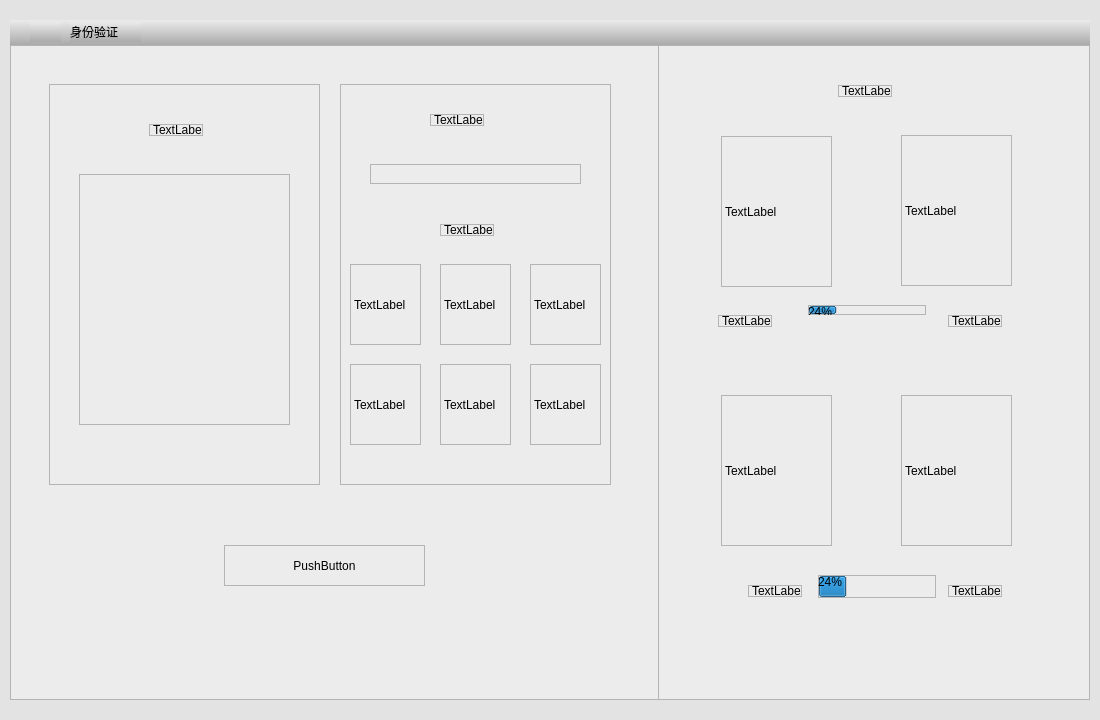
Old version of the form UIModule/faceidentitydiscern.ui in the repository zhangjianscc/ZMClient.
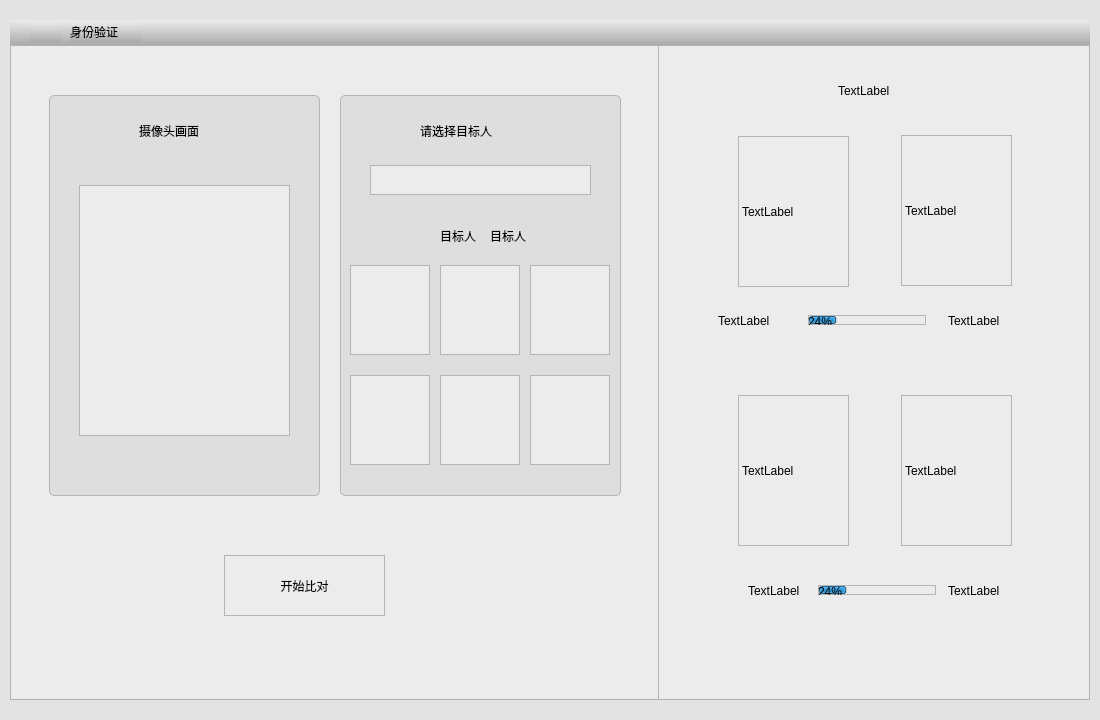
New version of the form. Icons and pictures are not drawn.

```diff
--- a/UIModule/faceidentitydiscern.ui
+++ b/UIModule/faceidentitydiscern.ui
@@ -133,26 +133,38 @@
            <height>655</height>
           </rect>
          </property>
+         <property name="styleSheet">
+          <string notr="true">background:rgb(236,236,236)</string>
+         </property>
          <widget class="QWidget" name="widget_6" native="true">
           <property name="geometry">
            <rect>
             <x>39</x>
-            <y>39</y>
+            <y>50</y>
             <width>271</width>
             <height>401</height>
            </rect>
           </property>
+          <property name="styleSheet">
+           <string notr="true">border:1px solid rgb(180,180,180);
+border-radius:5px;
+background-color:rgb(222,222,222)</string>
+          </property>
           <widget class="QLabel" name="label_3">
            <property name="geometry">
             <rect>
-             <x>100</x>
-             <y>40</y>
-             <width>54</width>
-             <height>12</height>
+             <x>90</x>
+             <y>20</y>
+             <width>101</width>
+             <height>31</height>
             </rect>
            </property>
+           <property name="styleSheet">
+            <string notr="true">border:none;
+font: 14pt &quot;黑体&quot;;</string>
+           </property>
            <property name="text">
-            <string>TextLabel</string>
+            <string>摄像头画面</string>
            </property>
           </widget>
           <widget class="QLabel" name="label_4">
@@ -164,6 +176,10 @@
              <height>251</height>
             </rect>
            </property>
+           <property name="styleSheet">
+            <string notr="true">border-radius:0px;
+background-color: rgb(236, 236, 236);</string>
+           </property>
            <property name="text">
             <string/>
            </property>
@@ -173,84 +189,113 @@
           <property name="geometry">
            <rect>
             <x>330</x>
-            <y>39</y>
-            <width>271</width>
+            <y>50</y>
+            <width>281</width>
             <height>401</height>
            </rect>
           </property>
+          <property name="styleSheet">
+           <string notr="true">border:1px solid rgb(180,180,180);
+border-radius:5px;
+background-color:rgb(222,222,222)</string>
+          </property>
           <widget class="QLabel" name="label_5">
            <property name="geometry">
             <rect>
-             <x>90</x>
-             <y>30</y>
-             <width>54</width>
-             <height>12</height>
+             <x>80</x>
+             <y>20</y>
+             <width>121</width>
+             <height>31</height>
             </rect>
            </property>
+           <property name="styleSheet">
+            <string notr="true">border:none;
+font: 14pt &quot;黑体&quot;;</string>
+           </property>
            <property name="text">
-            <string>TextLabel</string>
+            <string>请选择目标人</string>
            </property>
           </widget>
           <widget class="QLineEdit" name="lineEdit">
            <property name="geometry">
             <rect>
              <x>30</x>
-             <y>80</y>
-             <width>211</width>
-             <height>20</height>
+             <y>70</y>
+             <width>221</width>
+             <height>30</height>
             </rect>
            </property>
+           <property name="styleSheet">
+            <string notr="true">border-radius:0px;
+background-color: rgb(236, 236, 236);</string>
+           </property>
           </widget>
           <widget class="QLabel" name="label_6">
            <property name="geometry">
             <rect>
              <x>100</x>
-             <y>140</y>
-             <width>54</width>
-             <height>12</height>
+             <y>130</y>
+             <width>51</width>
+             <height>21</height>
             </rect>
            </property>
+           <property name="styleSheet">
+            <string notr="true">border:none;
+font: 11pt &quot;黑体&quot;;</string>
+           </property>
            <property name="text">
-            <string>TextLabel</string>
+            <string>目标人</string>
            </property>
           </widget>
           <widget class="QLabel" name="label_7">
            <property name="geometry">
             <rect>
              <x>10</x>
-             <y>180</y>
-             <width>71</width>
-             <height>81</height>
+             <y>170</y>
+             <width>80</width>
+             <height>90</height>
             </rect>
            </property>
+           <property name="styleSheet">
+            <string notr="true">border-radius:0px;
+background-color: rgb(236, 236, 236);</string>
+           </property>
            <property name="text">
-            <string>TextLabel</string>
+            <string/>
            </property>
           </widget>
           <widget class="QLabel" name="label_8">
            <property name="geometry">
             <rect>
              <x>100</x>
-             <y>180</y>
-             <width>71</width>
-             <height>81</height>
+             <y>170</y>
+             <width>80</width>
+             <height>90</height>
             </rect>
            </property>
+           <property name="styleSheet">
+            <string notr="true">border-radius:0px;
+background-color: rgb(236, 236, 236);</string>
+           </property>
            <property name="text">
-            <string>TextLabel</string>
+            <string/>
            </property>
           </widget>
           <widget class="QLabel" name="label_9">
            <property name="geometry">
             <rect>
              <x>190</x>
-             <y>180</y>
-             <width>71</width>
-             <height>81</height>
+             <y>170</y>
+             <width>80</width>
+             <height>90</height>
             </rect>
            </property>
+           <property name="styleSheet">
+            <string notr="true">border-radius:0px;
+background-color: rgb(236, 236, 236);</string>
+           </property>
            <property name="text">
-            <string>TextLabel</string>
+            <string/>
            </property>
           </widget>
           <widget class="QLabel" name="label_10">
@@ -258,12 +303,16 @@
             <rect>
              <x>10</x>
              <y>280</y>
-             <width>71</width>
-             <height>81</height>
+             <width>80</width>
+             <height>90</height>
             </rect>
            </property>
+           <property name="styleSheet">
+            <string notr="true">border-radius:0px;
+background-color: rgb(236, 236, 236);</string>
+           </property>
            <property name="text">
-            <string>TextLabel</string>
+            <string/>
            </property>
           </widget>
           <widget class="QLabel" name="label_11">
@@ -271,12 +320,16 @@
             <rect>
              <x>100</x>
              <y>280</y>
-             <width>71</width>
-             <height>81</height>
+             <width>80</width>
+             <height>90</height>
             </rect>
            </property>
+           <property name="styleSheet">
+            <string notr="true">border-radius:0px;
+background-color: rgb(236, 236, 236);</string>
+           </property>
            <property name="text">
-            <string>TextLabel</string>
+            <string/>
            </property>
           </widget>
           <widget class="QLabel" name="label_12">
@@ -284,12 +337,33 @@
             <rect>
              <x>190</x>
              <y>280</y>
-             <width>71</width>
-             <height>81</height>
+             <width>80</width>
+             <height>90</height>
             </rect>
            </property>
+           <property name="styleSheet">
+            <string notr="true">border-radius:0px;
+background-color: rgb(236, 236, 236);</string>
+           </property>
            <property name="text">
-            <string>TextLabel</string>
+            <string/>
+           </property>
+          </widget>
+          <widget class="QLabel" name="label_22">
+           <property name="geometry">
+            <rect>
+             <x>150</x>
+             <y>130</y>
+             <width>51</width>
+             <height>21</height>
+            </rect>
+           </property>
+           <property name="styleSheet">
+            <string notr="true">border:none;
+font: 11pt &quot;黑体&quot;;</string>
+           </property>
+           <property name="text">
+            <string>目标人</string>
            </property>
           </widget>
          </widget>
@@ -297,13 +371,13 @@
           <property name="geometry">
            <rect>
             <x>214</x>
-            <y>500</y>
-            <width>201</width>
-            <height>41</height>
+            <y>510</y>
+            <width>161</width>
+            <height>61</height>
            </rect>
           </property>
           <property name="text">
-           <string>PushButton</string>
+           <string>开始比对</string>
           </property>
          </widget>
         </widget>
@@ -316,6 +390,9 @@
            <height>655</height>
           </rect>
          </property>
+         <property name="styleSheet">
+          <string notr="true">background:rgb(236,236,236)</string>
+         </property>
          <widget class="QLabel" name="label_13">
           <property name="geometry">
            <rect>
@@ -325,6 +402,9 @@
             <height>12</height>
            </rect>
           </property>
+          <property name="styleSheet">
+           <string notr="true">border:none</string>
+          </property>
           <property name="text">
            <string>TextLabel</string>
           </property>
@@ -332,12 +412,16 @@
          <widget class="QLabel" name="label_14">
           <property name="geometry">
            <rect>
-            <x>63</x>
+            <x>80</x>
             <y>91</y>
             <width>111</width>
             <height>151</height>
            </rect>
           </property>
+          <property name="styleSheet">
+           <string notr="true">border-radius:0px;
+background-color: rgb(236, 236, 236);</string>
+          </property>
           <property name="text">
            <string>TextLabel</string>
           </property>
@@ -364,6 +448,9 @@
             <height>12</height>
            </rect>
           </property>
+          <property name="styleSheet">
+           <string notr="true">border:none</string>
+          </property>
           <property name="text">
            <string>TextLabel</string>
           </property>
@@ -377,6 +464,9 @@
             <height>12</height>
            </rect>
           </property>
+          <property name="styleSheet">
+           <string notr="true">border:none</string>
+          </property>
           <property name="text">
            <string>TextLabel</string>
           </property>
@@ -384,12 +474,16 @@
          <widget class="QLabel" name="label_18">
           <property name="geometry">
            <rect>
-            <x>63</x>
+            <x>80</x>
             <y>350</y>
             <width>111</width>
             <height>151</height>
            </rect>
           </property>
+          <property name="styleSheet">
+           <string notr="true">border-radius:0px;
+background-color: rgb(236, 236, 236);</string>
+          </property>
           <property name="text">
            <string>TextLabel</string>
           </property>
@@ -416,6 +510,9 @@
             <height>12</height>
            </rect>
           </property>
+          <property name="styleSheet">
+           <string notr="true">border:none</string>
+          </property>
           <property name="text">
            <string>TextLabel</string>
           </property>
@@ -429,6 +526,9 @@
             <height>12</height>
            </rect>
           </property>
+          <property name="styleSheet">
+           <string notr="true">border:none</string>
+          </property>
           <property name="text">
            <string>TextLabel</string>
           </property>
@@ -437,7 +537,7 @@
           <property name="geometry">
            <rect>
             <x>150</x>
-            <y>260</y>
+            <y>270</y>
             <width>118</width>
             <height>10</height>
            </rect>
@@ -450,9 +550,9 @@
           <property name="geometry">
            <rect>
             <x>160</x>
-            <y>530</y>
+            <y>540</y>
             <width>118</width>
-            <height>23</height>
+            <height>10</height>
            </rect>
           </property>
           <property name="value">
```
Left out of the diff: 12 changed lines with no effect on the pictures.
